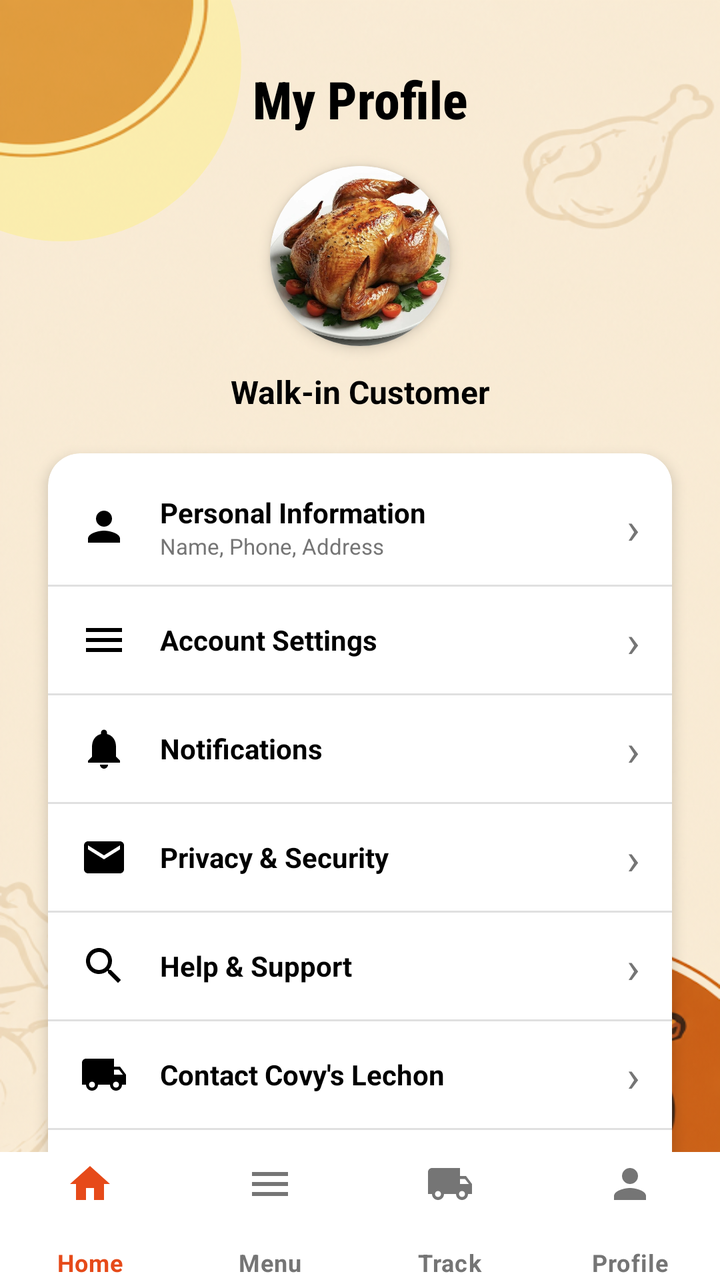
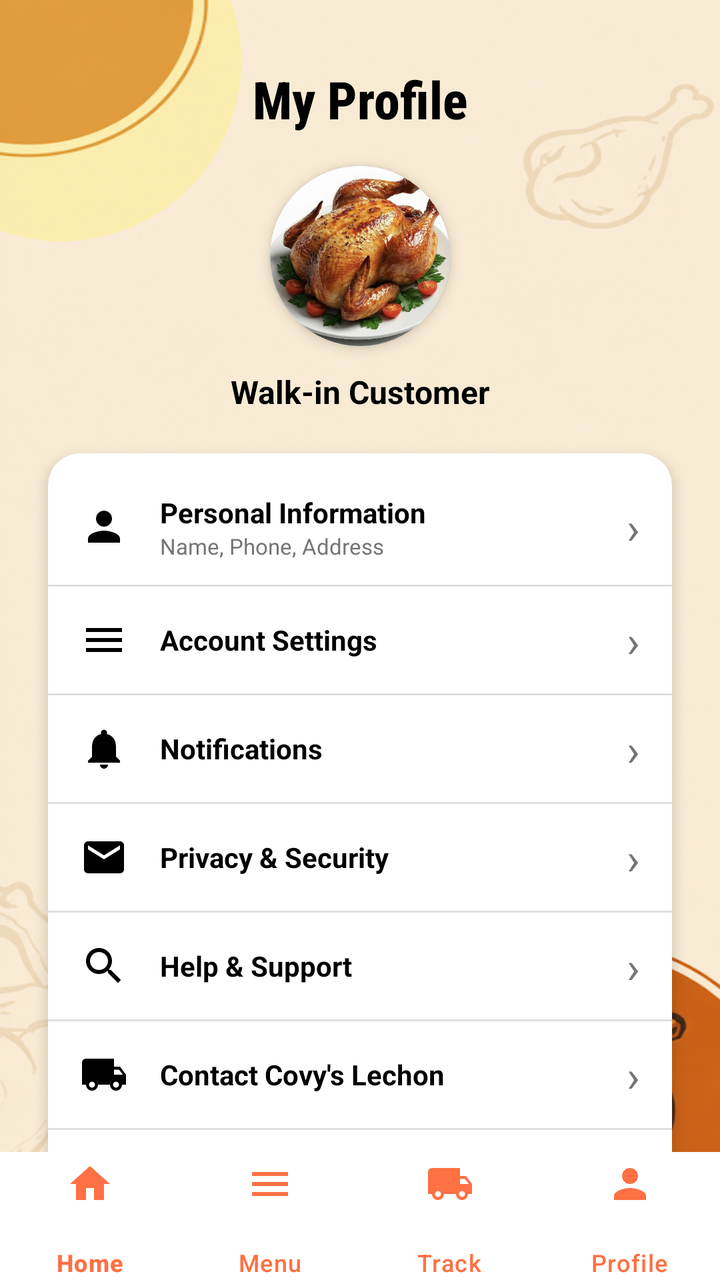

Compare the two renders of this Android layout. The source of the first and the diff that turns it into the second are given below.
<!-- AndroidManifest.xml: application theme Theme.CoyvSplashScreen -->
<!-- res/layout/profile.xml -->
<?xml version="1.0" encoding="utf-8"?>
<androidx.constraintlayout.widget.ConstraintLayout xmlns:android="http://schemas.android.com/apk/res/android"
    xmlns:app="http://schemas.android.com/apk/res-auto"
    xmlns:tools="http://schemas.android.com/tools"
    android:id="@+id/main"
    android:layout_width="match_parent"
    android:layout_height="match_parent"
    android:background="@drawable/signinbackgoundimage"
    tools:context=".ProfileActivity">

    
    <View
        android:id="@+id/view_decoration_top"
        android:layout_width="180dp"
        android:layout_height="180dp"
        android:layout_marginStart="-60dp"
        android:layout_marginTop="-60dp"
        android:alpha="0.4"
        android:background="@drawable/bg_circle_decoration"
        app:layout_constraintStart_toStartOf="parent"
        app:layout_constraintTop_toTopOf="parent" />

    <androidx.core.widget.NestedScrollView
        android:layout_width="match_parent"
        android:layout_height="0dp"
        android:fillViewport="true"
        app:layout_constraintBottom_toTopOf="@+id/bottom_navigation"
        app:layout_constraintTop_toTopOf="parent">

        <androidx.constraintlayout.widget.ConstraintLayout
            android:layout_width="match_parent"
            android:layout_height="wrap_content"
            android:paddingBottom="24dp">

            
            <TextView
                android:id="@+id/tv_my_profile"
                android:layout_width="wrap_content"
                android:layout_height="wrap_content"
                android:layout_marginTop="32dp"
                android:fontFamily="sans-serif-condensed-medium"
                android:text="My Profile"
                android:textColor="@color/black"
                android:textSize="26sp"
                android:textStyle="bold"
                app:layout_constraintEnd_toEndOf="parent"
                app:layout_constraintStart_toStartOf="parent"
                app:layout_constraintTop_toTopOf="parent" />

            
            <androidx.cardview.widget.CardView
                android:id="@+id/cv_avatar"
                android:layout_width="90dp"
                android:layout_height="90dp"
                android:layout_marginTop="16dp"
                app:cardCornerRadius="45dp"
                app:cardElevation="4dp"
                app:layout_constraintEnd_toEndOf="parent"
                app:layout_constraintStart_toStartOf="parent"
                app:layout_constraintTop_toBottomOf="@+id/tv_my_profile">

                <ImageView
                    android:id="@+id/iv_avatar"
                    android:layout_width="match_parent"
                    android:layout_height="match_parent"
                    android:contentDescription="Profile Picture"
                    android:scaleType="centerCrop"
                    android:src="@drawable/f423b4974f4dd7924f11f1bad41bf1b4" />
            </androidx.cardview.widget.CardView>

            
            <TextView
                android:id="@+id/tv_customer_name"
                android:layout_width="wrap_content"
                android:layout_height="wrap_content"
                android:layout_marginTop="12dp"
                android:text="Walk-in Customer"
                android:textColor="@color/black"
                android:textSize="16sp"
                android:textStyle="bold"
                app:layout_constraintEnd_toEndOf="parent"
                app:layout_constraintStart_toStartOf="parent"
                app:layout_constraintTop_toBottomOf="@+id/cv_avatar" />

            
            <androidx.cardview.widget.CardView
                android:id="@+id/cv_options"
                android:layout_width="0dp"
                android:layout_height="wrap_content"
                android:layout_marginStart="24dp"
                android:layout_marginTop="20dp"
                android:layout_marginEnd="24dp"
                app:cardCornerRadius="16dp"
                app:cardElevation="4dp"
                app:layout_constraintEnd_toEndOf="parent"
                app:layout_constraintStart_toStartOf="parent"
                app:layout_constraintTop_toBottomOf="@+id/tv_customer_name">

                <LinearLayout
                    android:layout_width="match_parent"
                    android:layout_height="wrap_content"
                    android:orientation="vertical"
                    android:paddingVertical="8dp">

                    
                    <LinearLayout
                        android:id="@+id/layout_personal_info"
                        android:layout_width="match_parent"
                        android:layout_height="wrap_content"
                        android:background="?attr/selectableItemBackground"
                        android:gravity="center_vertical"
                        android:orientation="horizontal"
                        android:paddingHorizontal="16dp"
                        android:paddingVertical="12dp">

                        <ImageView
                            android:layout_width="24dp"
                            android:layout_height="24dp"
                            android:contentDescription="Personal Info"
                            android:src="@drawable/ic_profile"
                            app:tint="@color/black" />

                        <LinearLayout
                            android:layout_width="0dp"
                            android:layout_height="wrap_content"
                            android:layout_weight="1"
                            android:layout_marginStart="16dp"
                            android:orientation="vertical">

                            <TextView
                                android:layout_width="wrap_content"
                                android:layout_height="wrap_content"
                                android:text="Personal Information"
                                android:textColor="@color/black"
                                android:textSize="14sp"
                                android:textStyle="bold" />

                            <TextView
                                android:layout_width="wrap_content"
                                android:layout_height="wrap_content"
                                android:text="Name, Phone, Address"
                                android:textColor="@color/text_grey"
                                android:textSize="11sp" />
                        </LinearLayout>

                        <TextView
                            android:layout_width="wrap_content"
                            android:layout_height="wrap_content"
                            android:text="›"
                            android:textColor="@color/text_grey"
                            android:textSize="22sp" />
                    </LinearLayout>

                    
                    <View
                        android:layout_width="match_parent"
                        android:layout_height="1dp"
                        android:background="#E0E0E0" />

                    
                    <LinearLayout
                        android:id="@+id/layout_account_settings"
                        android:layout_width="match_parent"
                        android:layout_height="wrap_content"
                        android:background="?attr/selectableItemBackground"
                        android:gravity="center_vertical"
                        android:orientation="horizontal"
                        android:paddingHorizontal="16dp"
                        android:paddingVertical="12dp">

                        <ImageView
                            android:layout_width="24dp"
                            android:layout_height="24dp"
                            android:contentDescription="Settings"
                            android:src="@drawable/ic_menu"
                            app:tint="@color/black" />

                        <TextView
                            android:layout_width="0dp"
                            android:layout_height="wrap_content"
                            android:layout_weight="1"
                            android:layout_marginStart="16dp"
                            android:text="Account Settings"
                            android:textColor="@color/black"
                            android:textSize="14sp"
                            android:textStyle="bold" />

                        <TextView
                            android:layout_width="wrap_content"
                            android:layout_height="wrap_content"
                            android:text="›"
                            android:textColor="@color/text_grey"
                            android:textSize="22sp" />
                    </LinearLayout>

                    <View
                        android:layout_width="match_parent"
                        android:layout_height="1dp"
                        android:background="#E0E0E0" />

                    
                    <LinearLayout
                        android:id="@+id/layout_notifications"
                        android:layout_width="match_parent"
                        android:layout_height="wrap_content"
                        android:background="?attr/selectableItemBackground"
                        android:gravity="center_vertical"
                        android:orientation="horizontal"
                        android:paddingHorizontal="16dp"
                        android:paddingVertical="12dp">

                        <ImageView
                            android:layout_width="24dp"
                            android:layout_height="24dp"
                            android:contentDescription="Notifications"
                            android:src="@drawable/ic_notifications"
                            app:tint="@color/black" />

                        <TextView
                            android:layout_width="0dp"
                            android:layout_height="wrap_content"
                            android:layout_weight="1"
                            android:layout_marginStart="16dp"
                            android:text="Notifications"
                            android:textColor="@color/black"
                            android:textSize="14sp"
                            android:textStyle="bold" />

                        <TextView
                            android:layout_width="wrap_content"
                            android:layout_height="wrap_content"
                            android:text="›"
                            android:textColor="@color/text_grey"
                            android:textSize="22sp" />
                    </LinearLayout>

                    <View
                        android:layout_width="match_parent"
                        android:layout_height="1dp"
                        android:background="#E0E0E0" />

                    
                    <LinearLayout
                        android:id="@+id/layout_privacy"
                        android:layout_width="match_parent"
                        android:layout_height="wrap_content"
                        android:background="?attr/selectableItemBackground"
                        android:gravity="center_vertical"
                        android:orientation="horizontal"
                        android:paddingHorizontal="16dp"
                        android:paddingVertical="12dp">

                        <ImageView
                            android:layout_width="24dp"
                            android:layout_height="24dp"
                            android:contentDescription="Privacy"
                            android:src="@drawable/baseline_mail_24"
                            app:tint="@color/black" />

                        <TextView
                            android:layout_width="0dp"
                            android:layout_height="wrap_content"
                            android:layout_weight="1"
                            android:layout_marginStart="16dp"
                            android:text="Privacy &amp; Security"
                            android:textColor="@color/black"
                            android:textSize="14sp"
                            android:textStyle="bold" />

                        <TextView
                            android:layout_width="wrap_content"
                            android:layout_height="wrap_content"
                            android:text="›"
                            android:textColor="@color/text_grey"
                            android:textSize="22sp" />
                    </LinearLayout>

                    <View
                        android:layout_width="match_parent"
                        android:layout_height="1dp"
                        android:background="#E0E0E0" />

                    
                    <LinearLayout
                        android:id="@+id/layout_help"
                        android:layout_width="match_parent"
                        android:layout_height="wrap_content"
                        android:background="?attr/selectableItemBackground"
                        android:gravity="center_vertical"
                        android:orientation="horizontal"
                        android:paddingHorizontal="16dp"
                        android:paddingVertical="12dp">

                        <ImageView
                            android:layout_width="24dp"
                            android:layout_height="24dp"
                            android:contentDescription="Help"
                            android:src="@drawable/ic_search"
                            app:tint="@color/black" />

                        <TextView
                            android:layout_width="0dp"
                            android:layout_height="wrap_content"
                            android:layout_weight="1"
                            android:layout_marginStart="16dp"
                            android:text="Help &amp; Support"
                            android:textColor="@color/black"
                            android:textSize="14sp"
                            android:textStyle="bold" />

                        <TextView
                            android:layout_width="wrap_content"
                            android:layout_height="wrap_content"
                            android:text="›"
                            android:textColor="@color/text_grey"
                            android:textSize="22sp" />
                    </LinearLayout>

                    <View
                        android:layout_width="match_parent"
                        android:layout_height="1dp"
                        android:background="#E0E0E0" />

                    
                    <LinearLayout
                        android:id="@+id/layout_contact"
                        android:layout_width="match_parent"
                        android:layout_height="wrap_content"
                        android:background="?attr/selectableItemBackground"
                        android:gravity="center_vertical"
                        android:orientation="horizontal"
                        android:paddingHorizontal="16dp"
                        android:paddingVertical="12dp">

                        <ImageView
                            android:layout_width="24dp"
                            android:layout_height="24dp"
                            android:contentDescription="Contact"
                            android:src="@drawable/ic_track"
                            app:tint="@color/black" />

                        <TextView
                            android:layout_width="0dp"
                            android:layout_height="wrap_content"
                            android:layout_weight="1"
                            android:layout_marginStart="16dp"
                            android:text="Contact Covy\'s Lechon"
                            android:textColor="@color/black"
                            android:textSize="14sp"
                            android:textStyle="bold" />

                        <TextView
                            android:layout_width="wrap_content"
                            android:layout_height="wrap_content"
                            android:text="›"
                            android:textColor="@color/text_grey"
                            android:textSize="22sp" />
                    </LinearLayout>

                    <View
                        android:layout_width="match_parent"
                        android:layout_height="1dp"
                        android:background="#E0E0E0" />

                    
                    <LinearLayout
                        android:id="@+id/layout_about"
                        android:layout_width="match_parent"
                        android:layout_height="wrap_content"
                        android:background="?attr/selectableItemBackground"
                        android:gravity="center_vertical"
                        android:orientation="horizontal"
                        android:paddingHorizontal="16dp"
                        android:paddingVertical="12dp">

                        <ImageView
                            android:layout_width="24dp"
                            android:layout_height="24dp"
                            android:contentDescription="About Us"
                            android:src="@drawable/ic_home"
                            app:tint="@color/black" />

                        <TextView
                            android:layout_width="0dp"
                            android:layout_height="wrap_content"
                            android:layout_weight="1"
                            android:layout_marginStart="16dp"
                            android:text="About Us"
                            android:textColor="@color/black"
                            android:textSize="14sp"
                            android:textStyle="bold" />

                        <TextView
                            android:layout_width="wrap_content"
                            android:layout_height="wrap_content"
                            android:text="›"
                            android:textColor="@color/text_grey"
                            android:textSize="22sp" />
                    </LinearLayout>

                </LinearLayout>
            </androidx.cardview.widget.CardView>

            
            <Button
                android:id="@+id/btn_logout"
                android:layout_width="0dp"
                android:layout_height="50dp"
                android:layout_marginStart="24dp"
                android:layout_marginTop="20dp"
                android:layout_marginEnd="24dp"
                android:backgroundTint="#FFE0B2"
                android:text="Log Out"
                android:textColor="@color/orange_dark"
                android:textSize="16sp"
                android:textStyle="bold"
                app:cornerRadius="12dp"
                app:layout_constraintEnd_toEndOf="parent"
                app:layout_constraintStart_toStartOf="parent"
                app:layout_constraintTop_toBottomOf="@+id/cv_options" />

        </androidx.constraintlayout.widget.ConstraintLayout>
    </androidx.core.widget.NestedScrollView>

    <com.google.android.material.bottomnavigation.BottomNavigationView
        android:id="@+id/bottom_navigation"
        android:layout_width="match_parent"
        android:layout_height="64dp"
        android:background="@color/white"
        app:itemIconTint="@color/bottom_nav_color_selector"
        app:itemTextColor="@color/bottom_nav_color_selector"
        app:labelVisibilityMode="labeled"
        app:itemIconSize="24dp"
        app:itemPaddingTop="4dp"
        app:itemPaddingBottom="4dp"
        app:itemTextAppearanceActive="@style/BottomNavTextStyle"
        app:itemTextAppearanceInactive="@style/BottomNavTextStyle"
        app:layout_constraintBottom_toBottomOf="parent"
        app:menu="@menu/bottom_nav_menu" />

</androidx.constraintlayout.widget.ConstraintLayout>
<!-- resources referenced by this layout -->
<resources>
  <color name="black">#FF000000</color>
  <color name="orange_dark">#E64A19</color>
  <color name="text_grey">#757575</color>
  <color name="white">#FFFFFFFF</color>
  <!-- drawable baseline_mail_24 (drawable) -->
  <vector xmlns:android="http://schemas.android.com/apk/res/android" android:height="24dp" android:tint="#000000" android:viewportHeight="24" android:viewportWidth="24" android:width="24dp">
      <path android:fillColor="@android:color/white" android:pathData="M20,4L4,4c-1.1,0 -1.99,0.9 -1.99,2L2,18c0,1.1 0.9,2 2,2h16c1.1,0 2,-0.9 2,-2L22,6c0,-1.1 -0.9,-2 -2,-2zM20,8l-8,5 -8,-5L4,6l8,5 8,-5v2z"/>
  </vector>
  <!-- drawable bg_circle_decoration (drawable) -->
  <shape xmlns:android="http://schemas.android.com/apk/res/android"
      android:shape="oval">
      <solid android:color="#FFF176" />
  </shape>
  <!-- drawable ic_home (drawable) -->
  <vector xmlns:android="http://schemas.android.com/apk/res/android"
      android:width="24dp"
      android:height="24dp"
      android:viewportWidth="24"
      android:viewportHeight="24">
      <path
          android:fillColor="#000000"
          android:pathData="M10,20v-6h4v6h5v-8h3L12,3 2,12h3v8z" />
  </vector>
  <!-- drawable ic_menu (drawable) -->
  <vector xmlns:android="http://schemas.android.com/apk/res/android"
      android:width="24dp"
      android:height="24dp"
      android:viewportWidth="24"
      android:viewportHeight="24">
      <path
          android:fillColor="#000000"
          android:pathData="M3,18h18v-2H3V18z M3,13h18v-2H3V13z M3,6v2h18V6H3z" />
  </vector>
  <!-- drawable ic_notifications (drawable) -->
  <vector xmlns:android="http://schemas.android.com/apk/res/android"
      android:width="24dp"
      android:height="24dp"
      android:viewportWidth="24"
      android:viewportHeight="24">
      <path
          android:fillColor="#000000"
          android:pathData="M12,22c1.1,0 2,-0.9 2,-2h-4c0,1.1 0.89,2 2,2zm6,-6v-5c0,-3.07 -1.64,-5.64 -4.5,-6.32V4c0,-0.83 -0.67,-1.5 -1.5,-1.5s-1.5,0.67 -1.5,1.5v0.68C7.63,5.36 6,7.92 6,11v5l-2,2v1h16v-1l-2,-2z" />
  </vector>
  <!-- drawable ic_profile (drawable) -->
  <vector xmlns:android="http://schemas.android.com/apk/res/android"
      android:width="24dp"
      android:height="24dp"
      android:viewportWidth="24"
      android:viewportHeight="24">
      <path
          android:fillColor="#000000"
          android:pathData="M12,12c2.21,0 4,-1.79 4,-4s-1.79,-4 -4,-4 -4,1.79 -4,4 1.79,4 4,4zm0,2c-2.67,0 -8,1.34 -8,4v2h16v-2c0,-2.66 -5.33,-4 -8,-4z" />
  </vector>
  <!-- drawable ic_search (drawable) -->
  <vector xmlns:android="http://schemas.android.com/apk/res/android"
      android:width="24dp"
      android:height="24dp"
      android:viewportWidth="24"
      android:viewportHeight="24">
      <path
          android:fillColor="#000000"
          android:pathData="M15.5,14h-0.79l-0.28,-0.27C15.41,12.59 16,11.11 16,9.5 16,5.91 13.09,3 9.5,3S3,5.91 3,9.5 5.91,16 9.5,16c1.61,0 3.09,-0.59 4.23,-1.57l0.27,0.28v0.79l5,4.99L20.49,19l-4.99,-5zm-6,0C7.01,14 5,11.99 5,9.5S7.01,5 9.5,5 14,7.01 14,9.5 11.99,14 9.5,14z" />
  </vector>
  <style name="BottomNavTextStyle" parent="TextAppearance.Material3.BodySmall">
          <item name="android:textSize">12sp</item>
          <item name="android:textStyle">bold</item>
          <item name="android:gravity">center</item>
      </style>
  <style name="Theme.CoyvSplashScreen" parent="Base.Theme.CoyvSplashScreen" />
  <style name="Base.Theme.CoyvSplashScreen" parent="Theme.Material3.DayNight.NoActionBar">
          
          
      </style>
  <!-- unchanged entries left out for length: 3 -->
</resources>

<!-- the commit's change to res/layout/profile.xml (unified diff, before → after) -->
@@ -409,7 +409,7 @@
                 android:layout_marginStart="24dp"
                 android:layout_marginTop="20dp"
                 android:layout_marginEnd="24dp"
-                android:backgroundTint="#FFE0B2"
+                android:background="#FFE0B2"
                 android:text="Log Out"
                 android:textColor="@color/orange_dark"
                 android:textSize="16sp"
@@ -427,14 +427,12 @@
         android:layout_width="match_parent"
         android:layout_height="64dp"
         android:background="@color/white"
-        app:itemIconTint="@color/bottom_nav_color_selector"
-        app:itemTextColor="@color/bottom_nav_color_selector"
+        app:itemIconTint="@color/orange_primary"
+        app:itemTextColor="@color/orange_primary"
         app:labelVisibilityMode="labeled"
         app:itemIconSize="24dp"
         app:itemPaddingTop="4dp"
         app:itemPaddingBottom="4dp"
-        app:itemTextAppearanceActive="@style/BottomNavTextStyle"
-        app:itemTextAppearanceInactive="@style/BottomNavTextStyle"
         app:layout_constraintBottom_toBottomOf="parent"
         app:menu="@menu/bottom_nav_menu" />
 
<!-- resource entries referenced after the edit -->
@@ -2,6 +2,7 @@
 <resources>
   <color name="black">#FF000000</color>
   <color name="orange_dark">#E64A19</color>
+  <color name="orange_primary">#FF7043</color>
   <color name="text_grey">#757575</color>
   <color name="white">#FFFFFFFF</color>
   <!-- drawable baseline_mail_24 (drawable) -->
@@ -63,11 +64,6 @@
           android:fillColor="#000000"
           android:pathData="M15.5,14h-0.79l-0.28,-0.27C15.41,12.59 16,11.11 16,9.5 16,5.91 13.09,3 9.5,3S3,5.91 3,9.5 5.91,16 9.5,16c1.61,0 3.09,-0.59 4.23,-1.57l0.27,0.28v0.79l5,4.99L20.49,19l-4.99,-5zm-6,0C7.01,14 5,11.99 5,9.5S7.01,5 9.5,5 14,7.01 14,9.5 11.99,14 9.5,14z" />
   </vector>
-  <style name="BottomNavTextStyle" parent="TextAppearance.Material3.BodySmall">
-          <item name="android:textSize">12sp</item>
-          <item name="android:textStyle">bold</item>
-          <item name="android:gravity">center</item>
-      </style>
   <style name="Theme.CoyvSplashScreen" parent="Base.Theme.CoyvSplashScreen" />
   <style name="Base.Theme.CoyvSplashScreen" parent="Theme.Material3.DayNight.NoActionBar">
           
